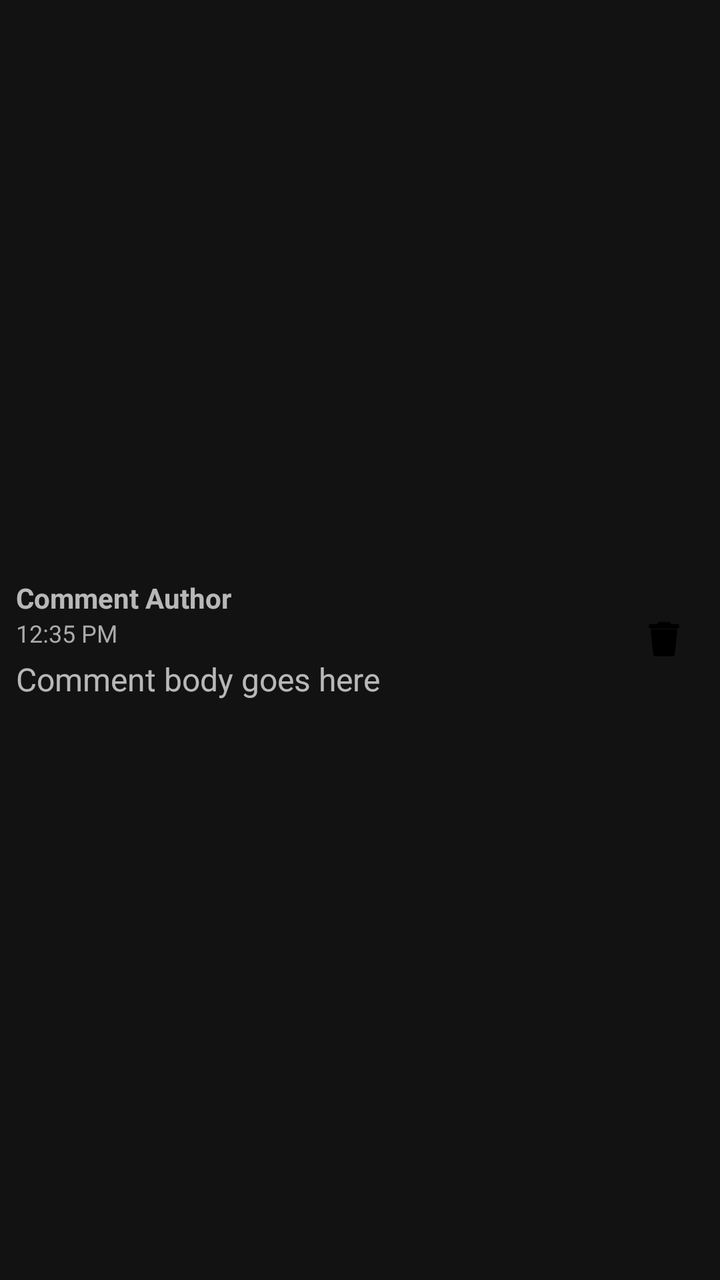
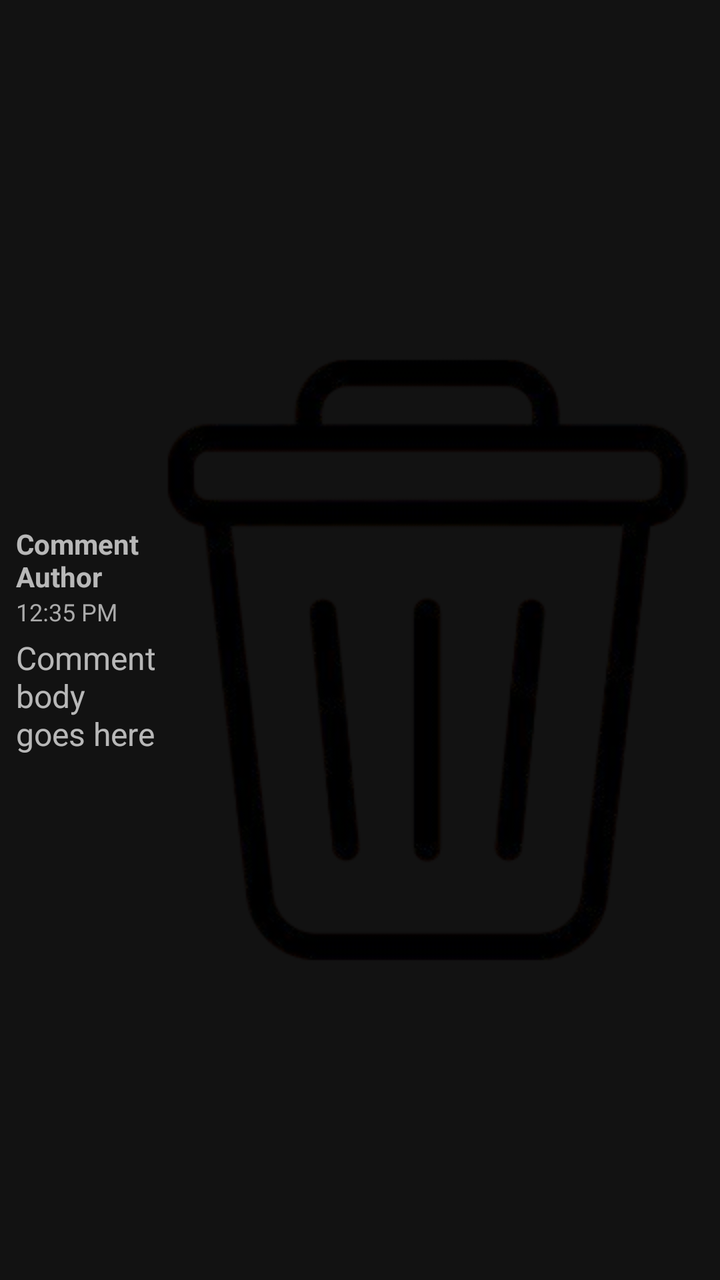

Screens rendered from an Android XML layout before and after an edit, with the pre-edit source and the edit as a unified diff.
<!-- AndroidManifest.xml: application theme Theme.SafeHer -->
<!-- res/layout/comment_item.xml -->
<?xml version="1.0" encoding="utf-8"?>
<LinearLayout xmlns:android="http://schemas.android.com/apk/res/android"
    android:orientation="horizontal"
    android:padding="8dp"
    android:layout_width="match_parent"
    android:layout_height="wrap_content"
    android:gravity="center_vertical">

    <LinearLayout
        android:orientation="vertical"
        android:layout_weight="1"
        android:layout_width="0dp"
        android:layout_height="wrap_content">

        <TextView
            android:id="@+id/tvCommentAuthor"
            android:layout_width="wrap_content"
            android:layout_height="wrap_content"
            android:textStyle="bold"
            android:textSize="14sp"
            android:text="Comment Author" />

        <TextView
            android:id="@+id/tvCommentTime"
            android:layout_width="wrap_content"
            android:layout_height="wrap_content"
            android:textSize="12sp"
            android:textColor="@android:color/darker_gray"
            android:text="12:35 PM" />

        <TextView
            android:id="@+id/tvCommentBody"
            android:layout_width="match_parent"
            android:layout_height="wrap_content"
            android:textSize="16sp"
            android:paddingTop="4dp"
            android:text="Comment body goes here" />
    </LinearLayout>

    <ImageButton
        android:id="@+id/buttonDeleteComment"
        android:layout_width="wrap_content"
        android:layout_height="wrap_content"
        android:src="@drawable/ic_delete"
    android:contentDescription="delete_comment"
    android:background="?attr/selectableItemBackgroundBorderless" />
</LinearLayout>
<!-- resources referenced by this layout -->
<resources>
  <!-- drawable ic_delete (drawable) -->
  <?xml version="1.0" encoding="utf-8"?>
  <vector xmlns:android="http://schemas.android.com/apk/res/android"
      android:width="40dp"
      android:height="40dp"
      android:viewportWidth="48"
      android:viewportHeight="48">
      <path
          android:pathData="M24,24m-20,0a20,20 0,1 1,40 0a20,20 0,1 1,-40 0" />
  
      <group
          android:pivotX="24"
          android:pivotY="24"
          android:translateX="0"
          android:translateY="0.5">
          <path
              android:fillColor="@color/black"
              android:pathData="M17.5,32c0,0.7 0.6,1.3 1.3,1.3h10.4c0.7,0 1.3,-0.6 1.3,-1.3L32,17h-16l1.5,15zM33,14h-4.5l-1.3,-1.3h-6.4l-1.3,1.3H15v2.6h18V14z" />
      </group>
  </vector>
  <style name="Theme.SafeHer" parent="Base.Theme.SafeHer" />
  <color name="black">#FF000000</color>
  <style name="Base.Theme.SafeHer" parent="Theme.MaterialComponents.NoActionBar">
          
          
      </style>
</resources>

<!-- the commit's change to res/layout/comment_item.xml (unified diff, before → after) -->
@@ -41,7 +41,7 @@
         android:id="@+id/buttonDeleteComment"
         android:layout_width="wrap_content"
         android:layout_height="wrap_content"
-        android:src="@drawable/ic_delete"
+        android:src="@drawable/ic_trash"
     android:contentDescription="delete_comment"
     android:background="?attr/selectableItemBackgroundBorderless" />
 </LinearLayout>
<!-- resource entries referenced after the edit -->
@@ -1,27 +1,7 @@
 <!-- resources referenced by this layout -->
 <resources>
-  <!-- drawable ic_delete (drawable) -->
-  <?xml version="1.0" encoding="utf-8"?>
-  <vector xmlns:android="http://schemas.android.com/apk/res/android"
-      android:width="40dp"
-      android:height="40dp"
-      android:viewportWidth="48"
-      android:viewportHeight="48">
-      <path
-          android:pathData="M24,24m-20,0a20,20 0,1 1,40 0a20,20 0,1 1,-40 0" />
-  
-      <group
-          android:pivotX="24"
-          android:pivotY="24"
-          android:translateX="0"
-          android:translateY="0.5">
-          <path
-              android:fillColor="@color/black"
-              android:pathData="M17.5,32c0,0.7 0.6,1.3 1.3,1.3h10.4c0.7,0 1.3,-0.6 1.3,-1.3L32,17h-16l1.5,15zM33,14h-4.5l-1.3,-1.3h-6.4l-1.3,1.3H15v2.6h18V14z" />
-      </group>
-  </vector>
+  <!-- drawable ic_trash: png bitmap (drawable, 34046 bytes) -->
   <style name="Theme.SafeHer" parent="Base.Theme.SafeHer" />
-  <color name="black">#FF000000</color>
   <style name="Base.Theme.SafeHer" parent="Theme.MaterialComponents.NoActionBar">
           
           
